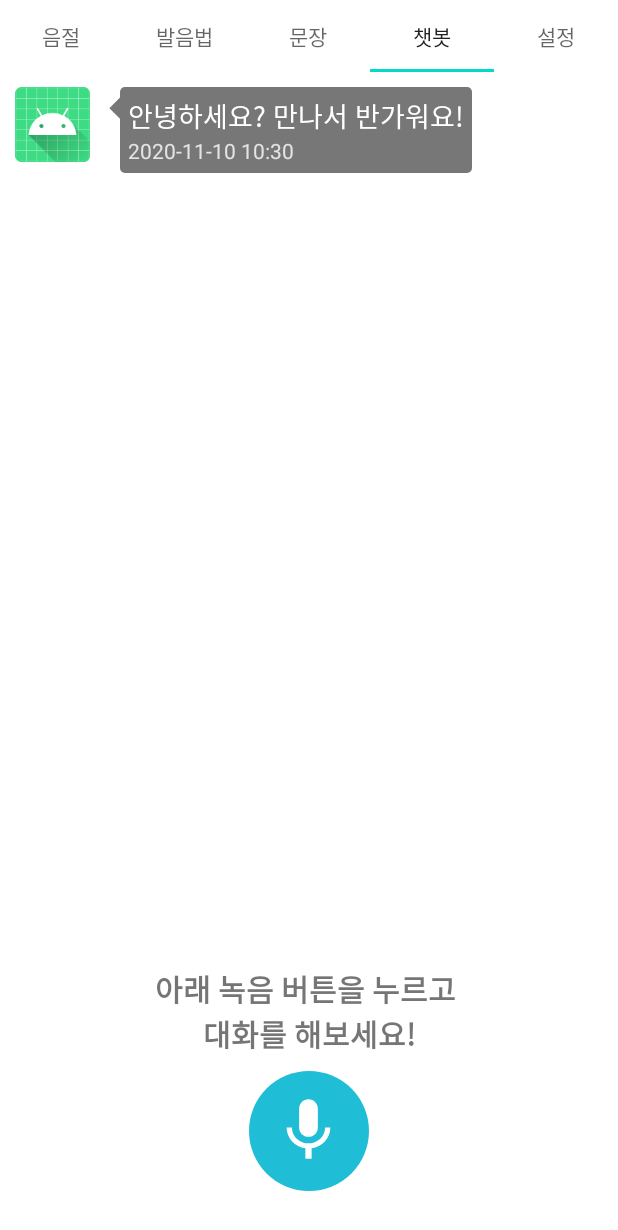
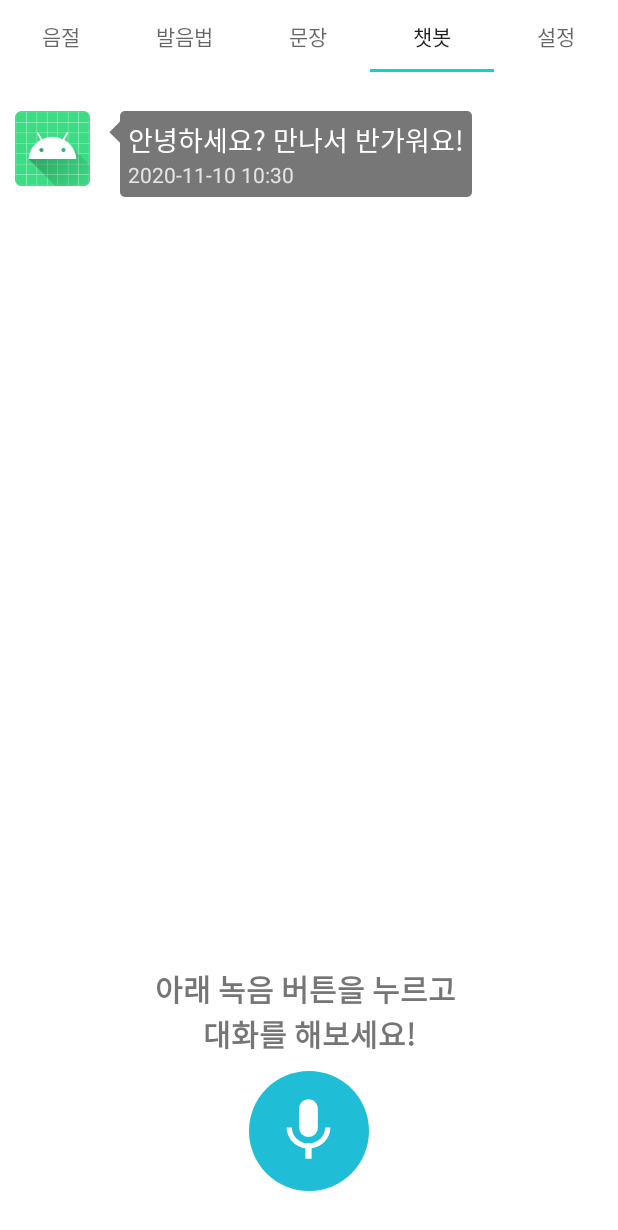
Before and after one commit to StartupChallenge/StartupChallenge, an Android app: the screen it shows after launch (FragmentsActivity), after a tap on "챗봇", on a phone screen of 412 x 824 dp. Shown: the top 1230 px of the screen. Run offline under Robolectric (Android 15) with nearby library versions, the phone set to English and light mode, and no system bars; our stand-ins replace androidx.preference.

Commit message:
Chatbox 수정
사용자 음성 결과를 Chatbox에 담아 올리는 기능 추가

```diff
--- a/app/src/main/java/com/hoonhooney/sullivan/ChatAdapter.java
+++ b/app/src/main/java/com/hoonhooney/sullivan/ChatAdapter.java
@@ -55,10 +55,14 @@ public class ChatAdapter extends ArrayAdapter {
             linearLayout_chatBox = row.findViewById(R.id.linearLayout_chat_user);
             textView_chat = row.findViewById(R.id.textView_chat_user);
             textView_time = row.findViewById(R.id.textView_time_user);
+            linearLayout_chatBox.setVisibility(View.VISIBLE);
+            row.findViewById(R.id.linearLayout_chat_bot).setVisibility(View.GONE);
         } else{
             linearLayout_chatBox = row.findViewById(R.id.linearLayout_chat_bot);
             textView_chat = row.findViewById(R.id.textView_chat_bot);
             textView_time = row.findViewById(R.id.textView_time_bot);
+            linearLayout_chatBox.setVisibility(View.VISIBLE);
+            row.findViewById(R.id.linearLayout_chat_user).setVisibility(View.GONE);
         }
 
         textView_chat.setText(message.getMessage());
--- a/app/src/main/java/com/hoonhooney/sullivan/fragments/ChatbotFragment.java
+++ b/app/src/main/java/com/hoonhooney/sullivan/fragments/ChatbotFragment.java
@@ -83,6 +83,7 @@ public class ChatbotFragment extends Fragment {
             if (results != null){
                 //구글 마이크에서 받아온 String
                 String strResult = results.get(0);
+                chatAdapter.add(new Chat(true, strResult));
             }
         }
     }
--- a/app/src/main/res/layout/view_chatbox.xml
+++ b/app/src/main/res/layout/view_chatbox.xml
@@ -2,13 +2,14 @@
 <RelativeLayout xmlns:android="http://schemas.android.com/apk/res/android"
     android:layout_width="match_parent"
     android:layout_height="wrap_content"
-    android:layout_margin="10dp">
+    android:layout_margin="16dp">
 
     <LinearLayout
         android:id="@+id/linearLayout_chat_bot"
         android:layout_width="wrap_content"
         android:layout_height="wrap_content"
         android:orientation="horizontal"
+        android:layout_marginVertical="16dp"
         android:layout_alignParentStart="true"
         android:layout_alignParentLeft="true">
 
@@ -55,8 +56,9 @@
         android:id="@+id/linearLayout_chat_user"
         android:layout_width="wrap_content"
         android:layout_height="wrap_content"
+        android:orientation="horizontal"
         android:visibility="gone"
-        android:orientation="horizontal"
+        android:layout_marginVertical="16dp"
         android:layout_alignParentEnd="true"
         android:layout_alignParentRight="true">
 
```
